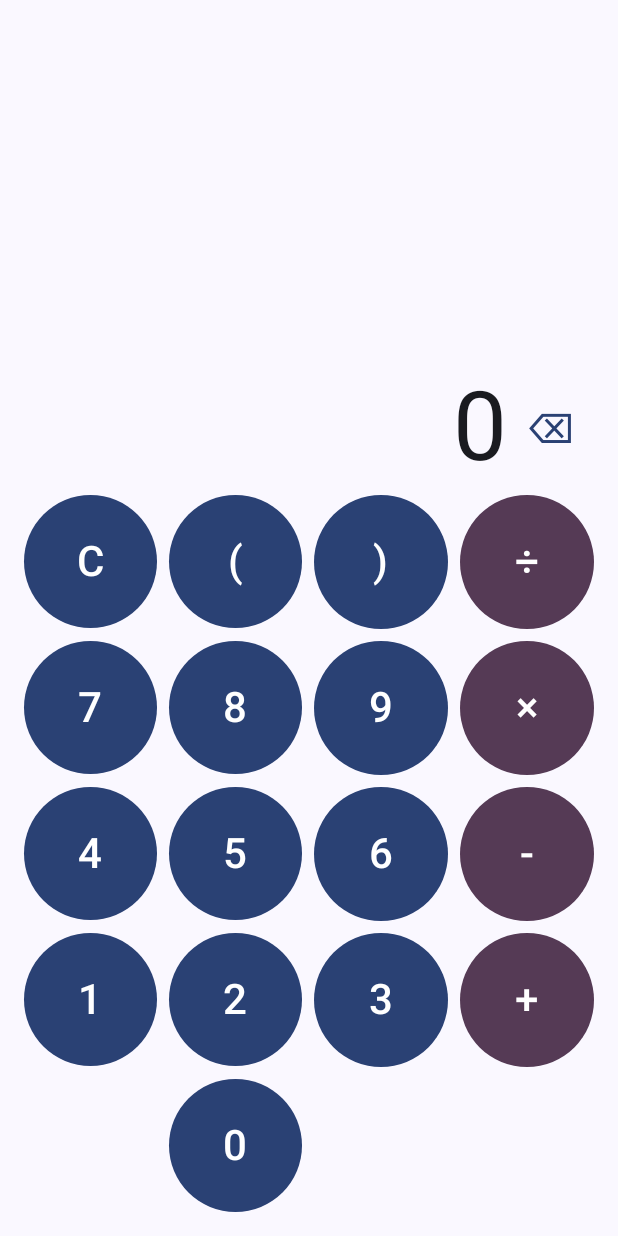
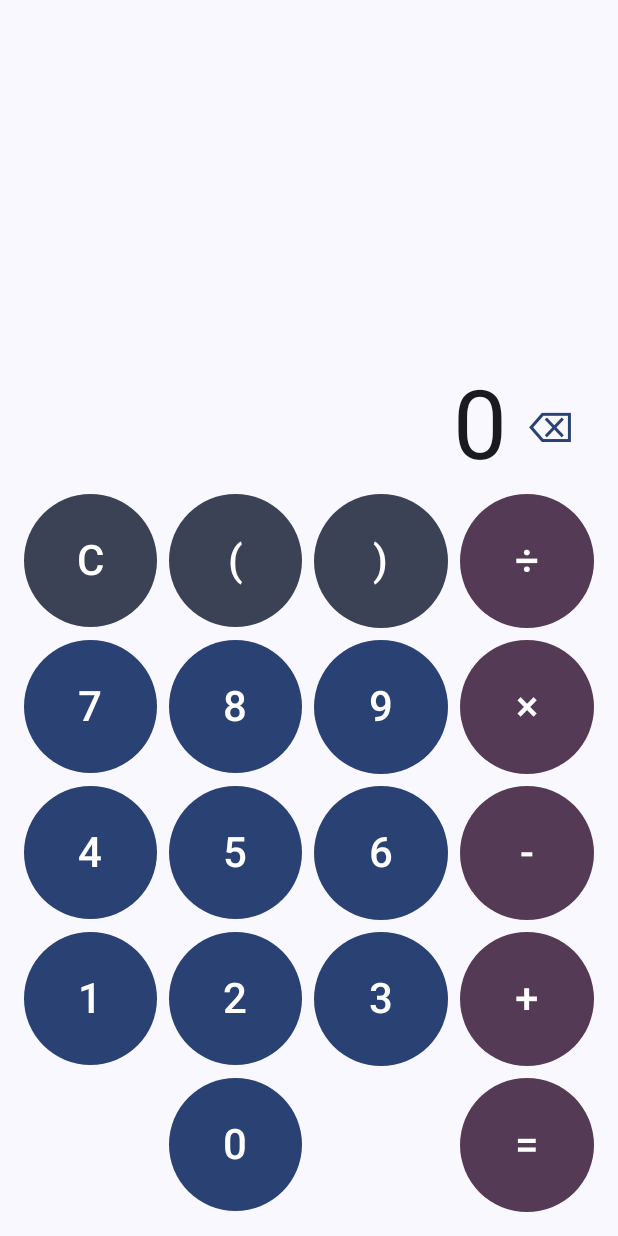
Before and after one commit to mariusz-przeczek/calculator, an Android app built with Jetpack Compose: the screen it shows after launch (MainActivity), on a phone screen of 412 x 824 dp. Run offline under Robolectric (Android 15) with nearby library versions, the phone set to English and light mode, and no system bars.

Commit message:
Final fixes

```diff
--- a/app/src/main/java/io/github/mariuszprzeczek/calculator/CalculatorScreen.kt
+++ b/app/src/main/java/io/github/mariuszprzeczek/calculator/CalculatorScreen.kt
@@ -56,9 +56,9 @@ fun CalculatorDisplay(
             }
         }
         Row(horizontalArrangement = Arrangement.spacedBy(8.dp)) {
-            CalcButton("C", onClear)
-            CalcButton("(", onOpenBracket)
-            CalcButton(")", onCloseBracket)
+            CalcButton("C", onClear, color = MaterialTheme.colorScheme.secondary)
+            CalcButton("(", onOpenBracket, color = MaterialTheme.colorScheme.secondary)
+            CalcButton(")", onCloseBracket, color = MaterialTheme.colorScheme.secondary)
             CalcButton("÷", { onOperator('÷') }, color = MaterialTheme.colorScheme.tertiary)
         }
         Row(horizontalArrangement = Arrangement.spacedBy(8.dp)) {
@@ -83,7 +83,7 @@ fun CalculatorDisplay(
             Spacer(modifier = Modifier.weight(1f))
             CalcButton("0", { onDigit(0) })
             Spacer(modifier = Modifier.weight(1f))
-            Spacer(modifier = Modifier.weight(1f))
+            CalcButton("=", onEquals, color = MaterialTheme.colorScheme.tertiary)
         }
     }
 }
```
Also changed, not shown: app/src/main/java/io/github/mariuszprzeczek/calculator/CalculatorViewModel.kt (+5 -8 lines), 1 other file.
